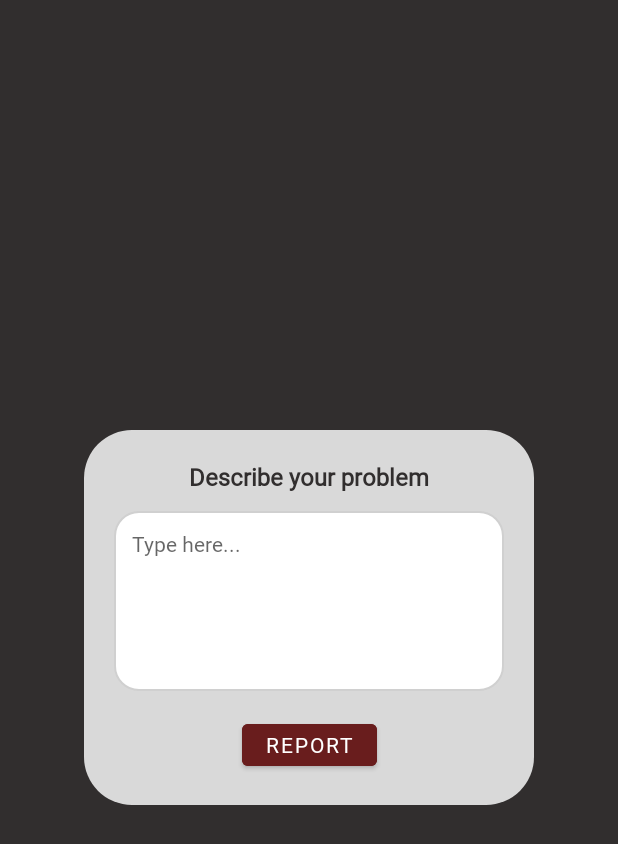
After one commit to kzi-nastava/mrs-team10-IBN, an Android app: the fragment ComplaintWhileDrivingFragment shown on its own in the app's theme, on a phone screen of 412 x 824 dp. The commit adds this screen. Shown: the top 844 px of the screen. Run offline under Robolectric (Android 15) with nearby library versions, the light colour scheme and no system bars; our stand-ins replace CircleImageView.

Commit message:
[ADD] mobile UI for complaints of passengers

```diff
--- /dev/null
+++ b/MOBILNE/app/src/main/java/com/example/ubercorp/fragments/ComplaintWhileDrivingFragment.java
@@ -0,0 +1,39 @@
+package com.example.ubercorp.fragments;
+
+import android.os.Bundle;
+
+import androidx.annotation.NonNull;
+import androidx.fragment.app.Fragment;
+import android.view.LayoutInflater;
+import android.view.View;
+import android.view.ViewGroup;
+import com.example.ubercorp.databinding.FragmentComplaintWhileDrivingBinding;
+
+public class ComplaintWhileDrivingFragment extends Fragment {
+
+    public ComplaintWhileDrivingFragment() {
+        // Required empty public constructor
+    }
+
+    private FragmentComplaintWhileDrivingBinding binding;
+
+    @Override
+    public void onCreate(Bundle savedInstanceState) {
+        super.onCreate(savedInstanceState);
+    }
+
+
+    @Override
+    public View onCreateView(@NonNull LayoutInflater inflater, ViewGroup container,
+                             Bundle savedInstanceState) {
+
+        binding = FragmentComplaintWhileDrivingBinding.inflate(inflater, container, false);
+        return binding.getRoot();
+    }
+
+    @Override
+    public void onDestroyView(){
+        super.onDestroyView();
+        binding = null;
+    }
+}
--- /dev/null
+++ b/MOBILNE/app/src/main/res/drawable/dialog_background.xml
@@ -0,0 +1,5 @@
+<?xml version="1.0" encoding="utf-8"?>
+<shape xmlns:android="http://schemas.android.com/apk/res/android">
+    <solid android:color="#D9D9D9"/>
+    <corners android:radius="32dp"/>
+</shape>
--- /dev/null
+++ b/MOBILNE/app/src/main/res/drawable/edittext_background.xml
@@ -0,0 +1,8 @@
+<?xml version="1.0" encoding="utf-8"?>
+<shape xmlns:android="http://schemas.android.com/apk/res/android">
+    <solid android:color="@android:color/white"/>
+    <corners android:radius="16dp"/>
+    <stroke
+        android:width="1dp"
+        android:color="#D0D0D0"/>
+</shape>
--- /dev/null
+++ b/MOBILNE/app/src/main/res/layout/fragment_complaint_while_driving.xml
@@ -0,0 +1,57 @@
+<?xml version="1.0" encoding="utf-8"?>
+<FrameLayout xmlns:android="http://schemas.android.com/apk/res/android"
+    xmlns:app="http://schemas.android.com/apk/res-auto"
+    android:layout_width="match_parent"
+    android:layout_height="match_parent"
+    android:background="@color/background">
+
+    <androidx.constraintlayout.widget.ConstraintLayout
+        android:layout_width="300dp"
+        android:layout_height="wrap_content"
+        android:background="@drawable/dialog_background"
+        android:padding="20dp"
+        android:layout_gravity="center">
+
+        <TextView
+            android:id="@+id/describeProblem"
+            android:layout_width="wrap_content"
+            android:layout_height="wrap_content"
+            android:text="@string/describe_your_problem"
+            android:textColor="@color/background"
+            android:textSize="16sp"
+            android:textStyle="bold"
+            app:layout_constraintTop_toTopOf="parent"
+            app:layout_constraintStart_toStartOf="parent"
+            app:layout_constraintEnd_toEndOf="parent"/>
+
+        <EditText
+            android:id="@+id/typeHere"
+            android:layout_width="0dp"
+            android:layout_height="120dp"
+            android:layout_marginTop="12dp"
+            android:hint="@string/type_here"
+            android:gravity="top|start"
+            android:inputType="textMultiLine"
+            android:background="@drawable/edittext_background"
+            android:padding="12dp"
+            android:textSize="14sp"
+            app:layout_constraintTop_toBottomOf="@id/describeProblem"
+            app:layout_constraintStart_toStartOf="parent"
+            app:layout_constraintEnd_toEndOf="parent"/>
+
+        <Button
+            android:id="@+id/reportButton"
+            android:layout_width="wrap_content"
+            android:layout_height="40dp"
+            android:layout_marginTop="16dp"
+            android:text="@string/report"
+            android:textColor="@android:color/white"
+            android:backgroundTint="#691D1D"
+            android:gravity="center"
+            app:layout_constraintTop_toBottomOf="@id/typeHere"
+            app:layout_constraintStart_toStartOf="parent"
+            app:layout_constraintEnd_toEndOf="parent"/>
+
+    </androidx.constraintlayout.widget.ConstraintLayout>
+
+</FrameLayout>
--- a/MOBILNE/app/src/main/res/values/strings.xml
+++ b/MOBILNE/app/src/main/res/values/strings.xml
@@ -17,4 +17,7 @@
     <string name="panic">Panic</string>
     <string name="start_location">Start location</string>
     <string name="destination">Destination</string>
+    <string name="describe_your_problem">Describe your problem</string>
+    <string name="type_here">Type here...</string>
+    <string name="report">Report</string>
 </resources>
```
